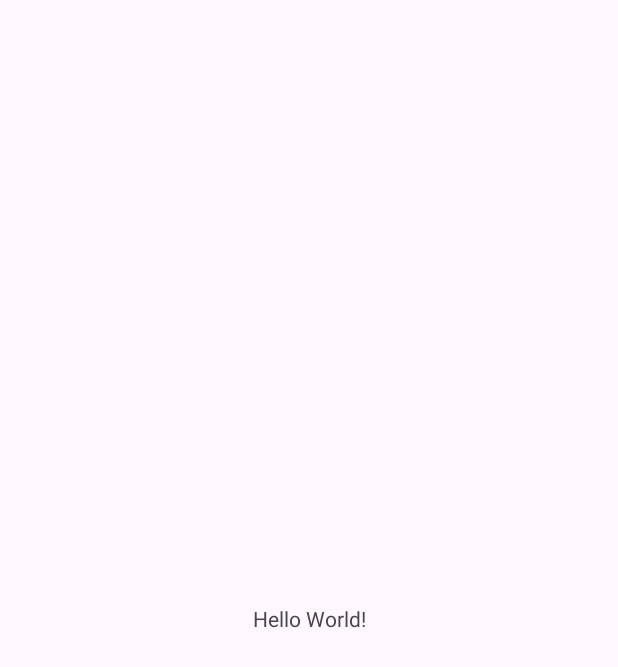
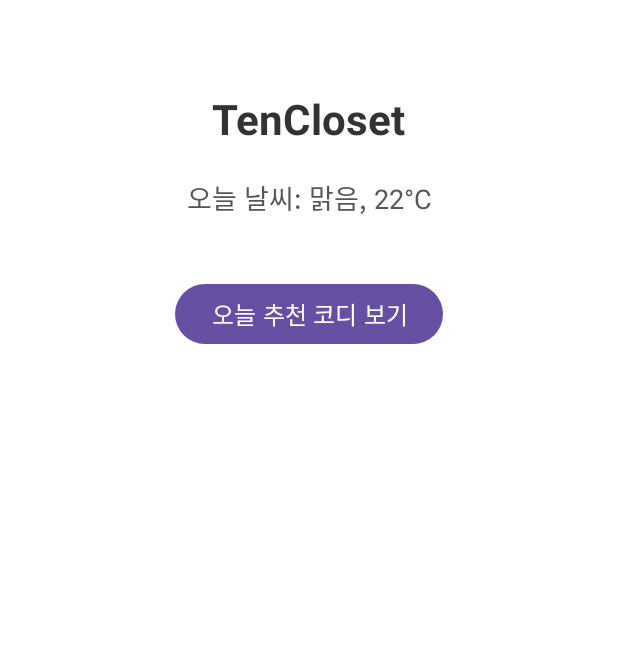
Before and after one commit to appleicon777/Wearther, an Android app: the screen it shows after launch (MainActivity), on a phone screen of 412 x 824 dp. Before the commit the part shown is almost empty. Shown: the top 667 px of the screen. Run offline under Robolectric (Android 15) with nearby library versions, the phone set to English and light mode, and no system bars; our stand-ins replace Room's generated code.

Commit message:
UI_update

```diff
--- a/app/src/main/res/layout/activity_main.xml
+++ b/app/src/main/res/layout/activity_main.xml
@@ -1,19 +1,51 @@
 <?xml version="1.0" encoding="utf-8"?>
-<androidx.constraintlayout.widget.ConstraintLayout xmlns:android="http://schemas.android.com/apk/res/android"
+<androidx.constraintlayout.widget.ConstraintLayout
+    xmlns:android="http://schemas.android.com/apk/res/android"
     xmlns:app="http://schemas.android.com/apk/res-auto"
     xmlns:tools="http://schemas.android.com/tools"
     android:id="@+id/main"
     android:layout_width="match_parent"
     android:layout_height="match_parent"
-    tools:context=".MainActivity"> <!-- 테스트1234 -->
+    tools:context=".MainActivity"
+    android:background="#FFFFFF">
 
+    <!-- 앱 이름 표시 -->
     <TextView
+        android:id="@+id/textViewAppName"
         android:layout_width="wrap_content"
         android:layout_height="wrap_content"
-        android:text="Hello World!"
-        app:layout_constraintBottom_toBottomOf="parent"
+        android:text="TenCloset"
+        android:textSize="28sp"
+        android:textStyle="bold"
+        android:textColor="#333333"
+        app:layout_constraintTop_toTopOf="parent"
+        app:layout_constraintStart_toStartOf="parent"
         app:layout_constraintEnd_toEndOf="parent"
+        android:layout_marginTop="60dp" />
+
+    <!-- 오늘 날씨 정보 (예시) -->
+    <TextView
+        android:id="@+id/textViewWeather"
+        android:layout_width="wrap_content"
+        android:layout_height="wrap_content"
+        android:text="오늘 날씨: 맑음, 22°C"
+        android:textSize="18sp"
+        android:textColor="#555555"
+        app:layout_constraintTop_toBottomOf="@id/textViewAppName"
         app:layout_constraintStart_toStartOf="parent"
-        app:layout_constraintTop_toTopOf="parent" />
+        app:layout_constraintEnd_toEndOf="parent"
+        android:layout_marginTop="20dp" />
+
+    <!-- 시간대별 추천 버튼 -->
+    <Button
+        android:id="@+id/buttonRecommend"
+        android:layout_width="wrap_content"
+        android:layout_height="wrap_content"
+        android:text="오늘 추천 코디 보기"
+        android:textSize="16sp"
+        app:layout_constraintTop_toBottomOf="@id/textViewWeather"
+        app:layout_constraintStart_toStartOf="parent"
+        app:layout_constraintEnd_toEndOf="parent"
+        android:layout_marginTop="40dp" />
 
 </androidx.constraintlayout.widget.ConstraintLayout>
```
